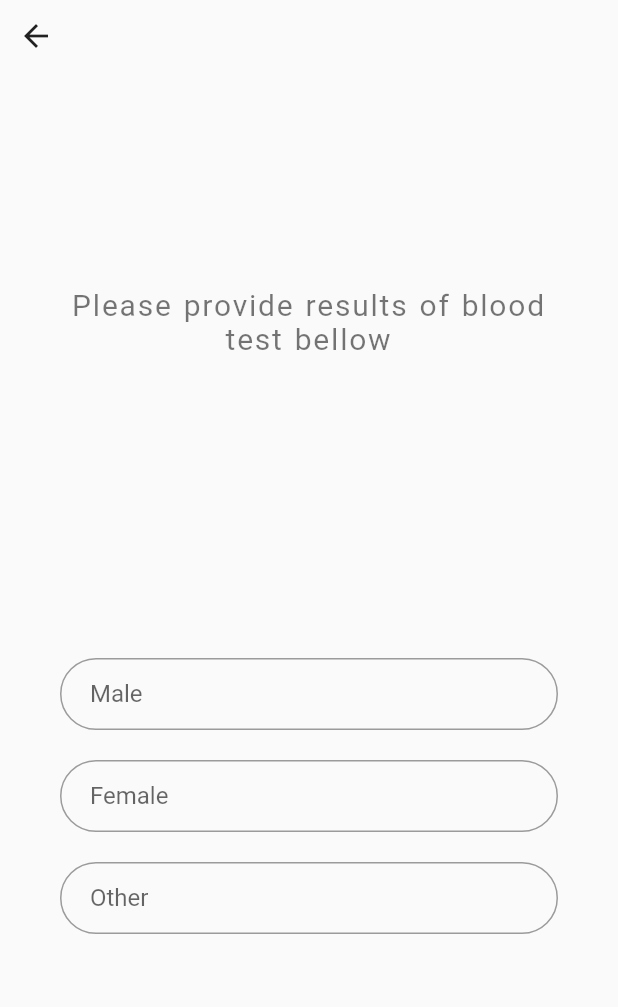
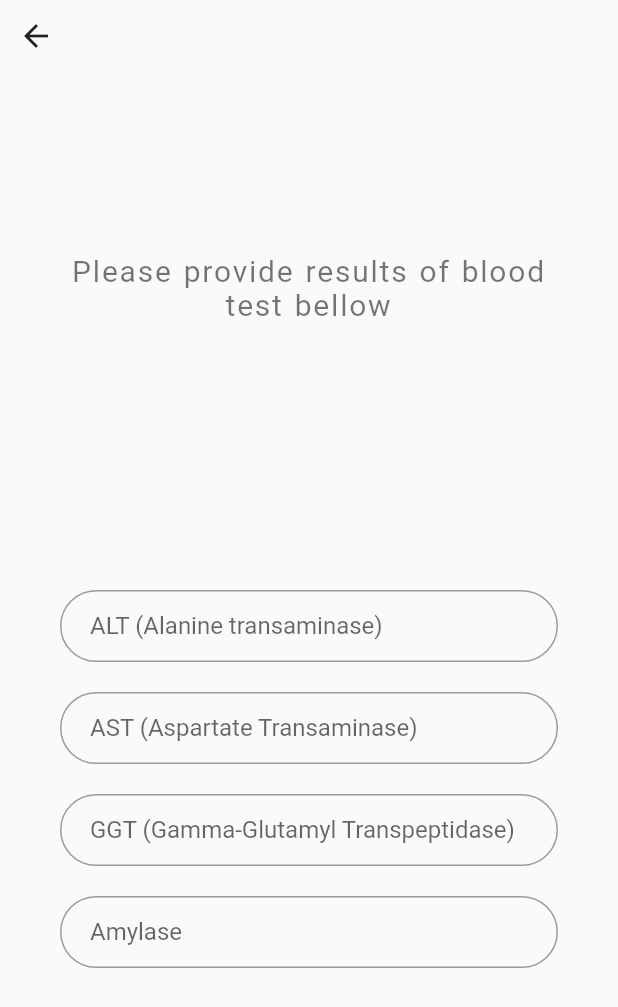
Before and after one commit to MaksimShumko/blood_test, a Flutter app: the InputPage screen opened directly with empty values, on a phone screen of 412 x 824 dp. Shown: the top 1007 px of the screen. Run offline on Flutter 3.47's test engine with Material 2 defaults, Android fonts, the phone set to English and light mode, and no system bars.

Commit message:
add inpu page

```diff
--- a/lib/gender_chooser.dart
+++ b/lib/gender_chooser.dart
@@ -1,4 +1,4 @@
-import 'package:blood_test/InputPage.dart';
+import 'package:blood_test/input_page.dart';
 import 'package:blood_test/gender.dart';
 import 'package:flutter/material.dart';
 
--- a/lib/InputPage.dart
+++ b/lib/input_page.dart
@@ -1,4 +1,5 @@
 import 'package:blood_test/gender.dart';
+import 'package:blood_test/tests.dart';
 import 'package:flutter/material.dart';
 import 'package:flutter/services.dart';
 
@@ -40,11 +41,12 @@ class InputPage extends StatelessWidget {
                   Column(
                     crossAxisAlignment: CrossAxisAlignment.center,
                     mainAxisAlignment: MainAxisAlignment.center,
-                    children: <Widget>[
-                      _EditText("Male", Gender.male),
-                      _EditText("Female", Gender.female),
-                      _EditText("Other", Gender.female),
-                    ],
+                    children: getTests(_gender)
+                        .map(
+                          (test) =>
+                              _EditText(test.name, test.range, test.units),
+                        )
+                        .toList(),
                   ),
                 ],
               ),
@@ -58,9 +60,10 @@ class InputPage extends StatelessWidget {
 
 class _EditText extends StatelessWidget {
   final String _name;
-  final Gender _gender;
+  final String _normalRange;
+  final String _units;
 
-  _EditText(this._name, this._gender);
+  _EditText(this._name, this._normalRange, this._units);
 
   @override
   Widget build(BuildContext context) {
@@ -72,9 +75,10 @@ class _EditText extends StatelessWidget {
           signed: false,
         ),
         inputFormatters: <TextInputFormatter>[
-          WhitelistingTextInputFormatter(RegExp(r'[\d\.,]+'))
+          WhitelistingTextInputFormatter(RegExp(r'[\d\.,]+')),
         ],
         decoration: InputDecoration(
+          suffixText: "$_units [$_normalRange]",
           border: OutlineInputBorder(
             borderRadius: BorderRadius.circular(100),
           ),
--- /dev/null
+++ b/lib/tests.dart
@@ -0,0 +1,32 @@
+import 'gender.dart';
+
+class Test {
+  final String name;
+  final String range;
+  final String units;
+
+  Test(this.name, this.range, this.units);
+}
+
+List<Test> getTests(Gender gender) {
+  return [
+    Test("ALT (Alanine transaminase)", "0-41", "U/l"),
+    Test("AST (Aspartate Transaminase)", gender.select("0-31", "0-35"), "U/l"),
+    Test(
+      "GGT (Gamma-Glutamyl Transpeptidase)",
+      gender.select("18-100", "10-66"),
+      "U/l",
+    ),
+    Test("Amylase", "28-100", "U/l"),
+  ];
+}
+
+extension GenderExt on Gender {
+  String select(String maleValue, String femaleValue) {
+    if (this == Gender.male) {
+      return maleValue;
+    } else {
+      return femaleValue;
+    }
+  }
+}
```
